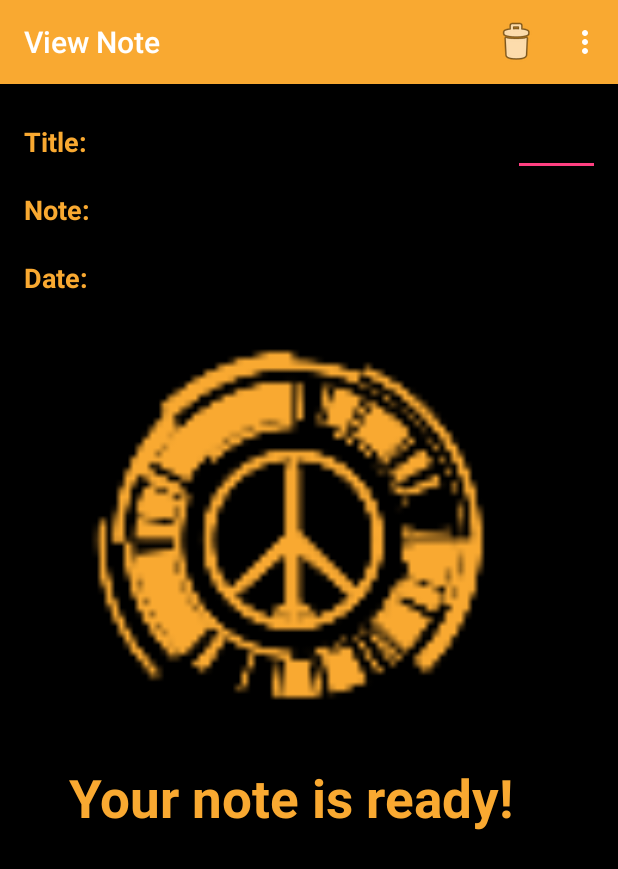
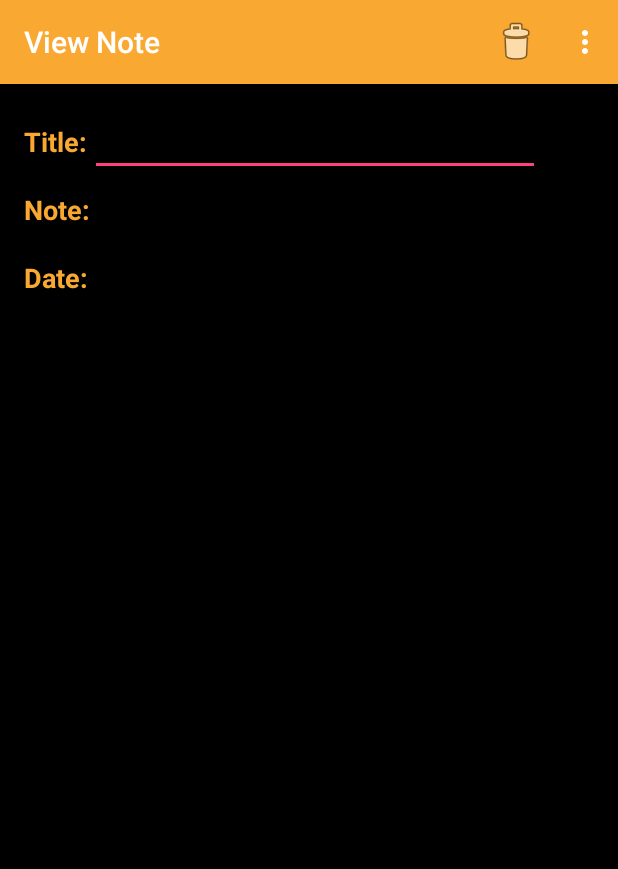
Before and after one commit to W1Ndextor/MyNotesNew, an Android app: the ViewNote screen opened directly, with no data from a screen before it, on a phone screen of 412 x 824 dp. Shown: the top 869 px of the screen. Run offline under Robolectric (Android 15) with nearby library versions, the phone set to English and light mode, and no system bars; 4 statements that could not run were skipped.

Commit message:
Removed imageview and extra textView from content_view_note

```diff
--- a/app/src/main/res/layout/content_view_note.xml
+++ b/app/src/main/res/layout/content_view_note.xml
@@ -25,8 +25,7 @@
             android:id="@+id/titleTextView"
             android:layout_column="0"
             android:textColor="#f9a931"
-            android:textStyle="bold"
-            android:width="30dp" />
+            android:textStyle="bold" />
 
         <EditText
             android:layout_width="wrap_content"
@@ -50,8 +49,7 @@
             android:id="@+id/noteTextView"
             android:layout_column="0"
             android:textColor="#f9a931"
-            android:textStyle="bold"
-            android:width="2dp" />
+            android:textStyle="bold" />
 
         <EditText
             android:layout_width="wrap_content"
@@ -82,36 +80,18 @@
             android:id="@+id/dateEditText"
             android:layout_column="1"
             android:editable="false"
-            android:textColor="#f9a931" />
+            android:textColor="#ffffff" />
     </TableRow>
 
     <TableRow
         android:layout_width="match_parent"
         android:layout_height="match_parent">
 
-        <ImageView
-            android:layout_width="30dp"
-            android:layout_height="300dp"
-            android:id="@+id/imageView3"
-            android:layout_column="0"
-            android:src="@mipmap/ic_paz"
-            android:layout_marginLeft="30dp" />
     </TableRow>
 
     <TableRow
         android:layout_width="match_parent"
         android:layout_height="match_parent">
 
-        <TextView
-            android:layout_width="wrap_content"
-            android:layout_height="wrap_content"
-            android:textAppearance="?android:attr/textAppearanceLarge"
-            android:text="Your note is ready!"
-            android:id="@+id/readyTextView"
-            android:layout_column="0"
-            android:textColor="#f9a931"
-            android:textSize="35dp"
-            android:textStyle="bold"
-            android:layout_marginLeft="30dp" />
     </TableRow>
 </TableLayout>
```
Also changed, not shown: 24 other files.
